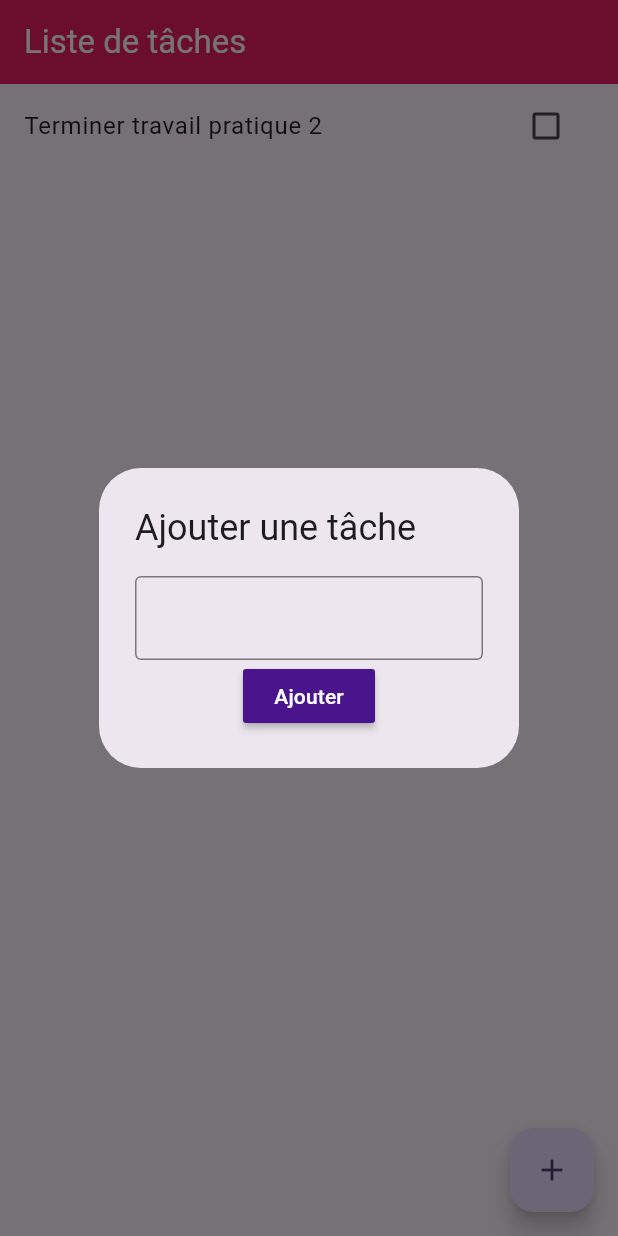
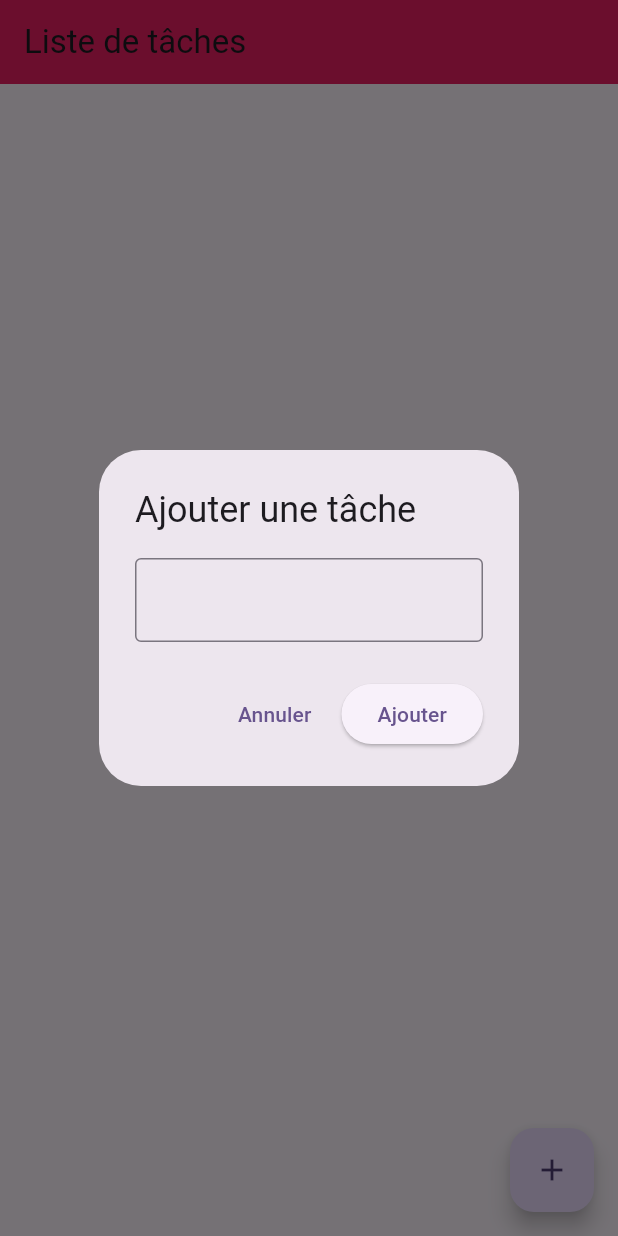
Before and after one commit to naelbenaissa/flutter_etu, a Flutter app: the screen it shows after launch, after a tap on the "add" icon, on a phone screen of 412 x 824 dp. Run offline on Flutter 3.47's test engine with Material 3 defaults, Android fonts, the phone set to English and light mode, and no system bars; our stand-ins replace sqflite; accounts and stored records are empty.

Commit message:
FIN DE LA TO DO LIST

```diff
--- a/lib/main.dart
+++ b/lib/main.dart
@@ -1,4 +1,5 @@
 import 'package:flutter/material.dart';
+import 'package:flutter_todolist/views/home/home.dart';
 
 void main() {
   runApp(const MyApp());
@@ -7,7 +8,6 @@
 class MyApp extends StatelessWidget {
   const MyApp({super.key});
 
-  // This widget is the root of your application.
   @override
   Widget build(BuildContext context) {
     return MaterialApp(
@@ -20,96 +20,3 @@
     );
   }
 }
-
-class Home extends StatefulWidget {
-  const Home({super.key});
-
-  @override
-  State<Home> createState() => _HomeState();
-}
-
-class _HomeState extends State<Home> {
-
-  // Propriétés
-  String? _tache;
-  bool isChecked = false;
-
-
-  // Méthodes
-  @override
-  Widget build(BuildContext context) {
-    return Scaffold(
-      appBar: AppBar(
-        title: const Text('Liste de tâches'),
-        backgroundColor: Colors.pink,
-        foregroundColor: Colors.white,
-      ),
-      body: _listeTaches(),
-      floatingActionButton: _boutonAjoutTache(),
-    );
-  }
-
-  Widget _boutonAjoutTache() {
-    return FloatingActionButton(
-      onPressed: () {
-        showDialog(context: context, builder: (BuildContext context) => AlertDialog(
-          title: const Text('Ajouter une tâche'),
-          content: Column(
-            mainAxisSize: MainAxisSize.min,
-            children: [
-              TextField(
-                decoration: const InputDecoration(
-                  border: OutlineInputBorder(),
-                ) ,
-                onChanged: (value) {
-                  setState(() {
-                    _tache = value;
-                  });
-                },
-              ),
-              MaterialButton(
-                color: Colors.purple[900],
-                textColor: Colors.white,
-                child: const Text('Ajouter'),
-                onPressed: () {
-                  if(_tache != null) {
-                    // Enregistrement de la tâche
-                    setState(() {
-                      _tache = null;
-                    });
-                    Navigator.pop(context);
-                  };
-                },
-              )
-            ],
-          ),
-        ));
-      },
-      child: const Icon(Icons.add),
-    );
-  }
-
- Widget _listeTaches() {
-    return ListView(
-      children: [
-        ListTile(
-          title: const Text('Terminer travail pratique 2'),
-          onLongPress: (){
-            // Suppresion de la tâche
-            setState(() {});
-          },
-          trailing: Checkbox( // trailing : A widget to display after the title
-            value: isChecked, // Statut de la tâche
-            onChanged: (value) {
-              // Mise à jour du status de la tâche
-              setState(() {
-                isChecked = value!;
-              });
-            },
-          ),
-        )
-      ],
-    );
- }
-
-}
--- a/lib/models/tache.dart
+++ b/lib/models/tache.dart
@@ -1,8 +1,7 @@
 class Tache {
-  final int ?id;
+  final int? id;
   final int statut;
   final String contenu;
 
-  Tache({required this.id, required this.statut, required this.contenu});
-
+  Tache({this.id, required this.statut, required this.contenu});
 }
--- /dev/null
+++ b/lib/services/data_provider.dart
@@ -0,0 +1,80 @@
+import 'package:path/path.dart';
+import 'package:sqflite/sqflite.dart';
+import '../models/tache.dart';
+
+class DataProvider {
+  DataProvider._privateConstructor();
+
+  static final DataProvider instance = DataProvider._privateConstructor();
+
+  Database? _db;
+
+  Future<Database> get database async {
+    if (_db != null) return _db!;
+    _db = await _initDatabase();
+    return _db!;
+  }
+
+  Future<Database> _initDatabase() async {
+    return openDatabase(
+      join(await getDatabasesPath(), 'todo.db'),
+      onCreate: (db, version) {
+        return db.execute(
+          '''
+          CREATE TABLE taches(
+            id INTEGER PRIMARY KEY,
+            contenu TEXT NOT NULL,
+            statut INTEGER NOT NULL
+          )
+          ''',
+        );
+      },
+      version: 1,
+    );
+  }
+
+  Future<List<Tache>> getAllTaches() async {
+    final db = await database;
+    final List<Map<String, dynamic>> maps = await db.query('taches');
+    return List.generate(
+      maps.length,
+          (i) => Tache(
+        id: maps[i]['id'],
+        contenu: maps[i]['contenu'],
+        statut: maps[i]['statut'],
+      ),
+    );
+  }
+
+  Future<void> insertTache(String contenu) async {
+    final db = await database;
+    await db.insert(
+      'taches',
+      {'contenu': contenu, 'statut': 0},
+      conflictAlgorithm: ConflictAlgorithm.replace,
+    );
+  }
+
+  Future<void> updateTacheStatut(Tache tache) async {
+    final db = await database;
+    await db.update(
+      'taches',
+      {'statut': tache.statut == 0 ? 1 : 0},
+      where: 'id = ?',
+      whereArgs: [tache.id],
+    );
+  }
+
+  Future<void> deleteTache(int id) async {
+    final db = await database;
+    await db.delete(
+      'taches',
+      where: 'id = ?',
+      whereArgs: [id],
+    );
+  }
+
+  Future<void> closeDatabase() async {
+    await _db?.close();
+  }
+}
--- /dev/null
+++ b/lib/views/home/home.dart
@@ -0,0 +1,102 @@
+import 'package:flutter/material.dart';
+import '../../models/tache.dart';
+import '../../services/data_provider.dart';
+
+class Home extends StatefulWidget {
+  const Home({super.key});
+
+  @override
+  State<Home> createState() => _HomeState();
+}
+
+class _HomeState extends State<Home> {
+  List<Tache> taches = [];
+
+  @override
+  void initState() {
+    super.initState();
+    _loadTaches();
+  }
+
+  Future<void> _loadTaches() async {
+    taches = await DataProvider.instance.getAllTaches();
+    setState(() {});
+  }
+
+  Future<void> _ajouterTache(String contenu) async {
+    if (contenu.isNotEmpty) {
+      await DataProvider.instance.insertTache(contenu);
+      _loadTaches();
+    }
+  }
+
+  Future<void> _modifierStatut(Tache tache) async {
+    await DataProvider.instance.updateTacheStatut(tache);
+    _loadTaches();
+  }
+
+  Future<void> _supprimerTache(int id) async {
+    await DataProvider.instance.deleteTache(id);
+    _loadTaches();
+  }
+
+  @override
+  Widget build(BuildContext context) {
+    return Scaffold(
+      appBar: AppBar(
+        title: const Text('Liste de tâches'),
+        backgroundColor: Colors.pink,
+      ),
+      body: ListView.builder(
+        itemCount: taches.length,
+        itemBuilder: (context, index) {
+          final tache = taches[index];
+          return ListTile(
+            title: Text(
+              tache.contenu,
+              style: TextStyle(
+                decoration: tache.statut == 1 ? TextDecoration.lineThrough : null,
+              ),
+            ),
+            trailing: Checkbox(
+              value: tache.statut == 1,
+              onChanged: (_) => _modifierStatut(tache),
+            ),
+            onLongPress: () => _supprimerTache(tache.id!),
+          );
+        },
+      ),
+      floatingActionButton: FloatingActionButton(
+        onPressed: () => _showAddTaskDialog(),
+        child: const Icon(Icons.add),
+      ),
+    );
+  }
+
+  void _showAddTaskDialog() {
+    String newTask = '';
+    showDialog(
+      context: context,
+      builder: (context) => AlertDialog(
+        title: const Text('Ajouter une tâche'),
+        content: TextField(
+          decoration: const InputDecoration(border: OutlineInputBorder()),
+          onChanged: (value) => newTask = value,
+        ),
+        actions: [
+          TextButton(
+            onPressed: () => Navigator.pop(context),
+            child: const Text('Annuler'),
+          ),
+          ElevatedButton(
+            onPressed: () {
+              _ajouterTache(newTask);
+              Navigator.pop(context);
+            },
+            child: const Text('Ajouter'),
+          ),
+        ],
+      ),
+    );
+  }
+}
--- a/pubspec.yaml
+++ b/pubspec.yaml
@@ -30,8 +30,8 @@ environment:
 dependencies:
   flutter:
     sdk: flutter
-
-
+  sqflite: ^2.4.1
+  path: ^1.9.0
   # The following adds the Cupertino Icons font to your application.
   # Use with the CupertinoIcons class for iOS style icons.
   cupertino_icons: ^1.0.8
```
Also changed, not shown: pubspec.lock.
